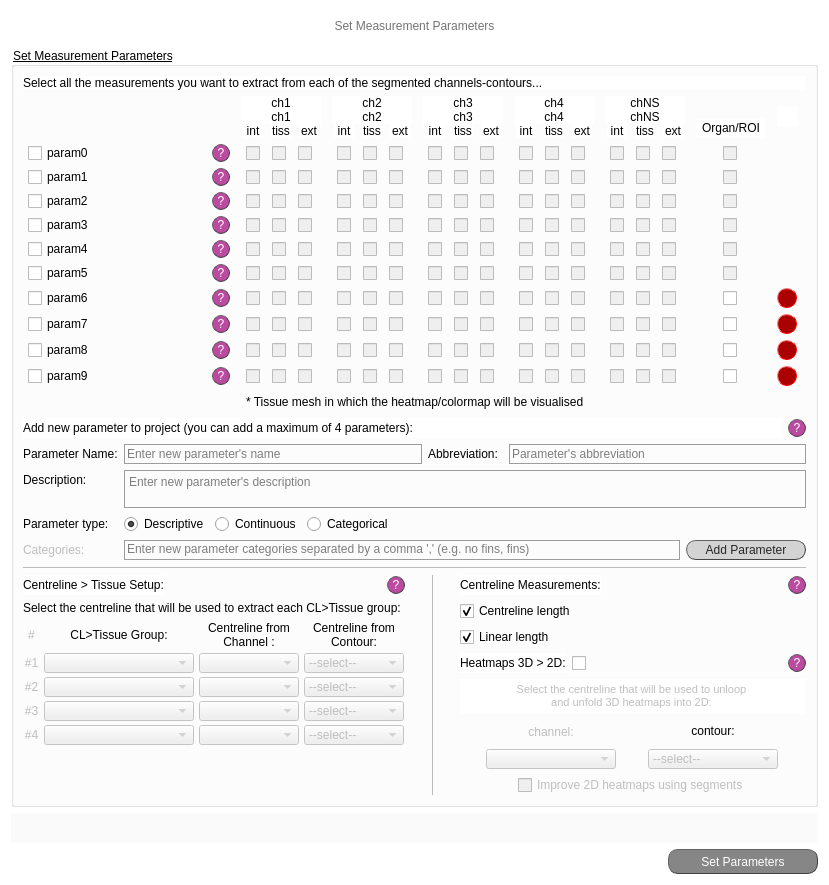
Before: the Qt Designer form src/gui/ui/set_meas_screen.ui in jsanchez679/morphoHeart, drawn with Qt 5.
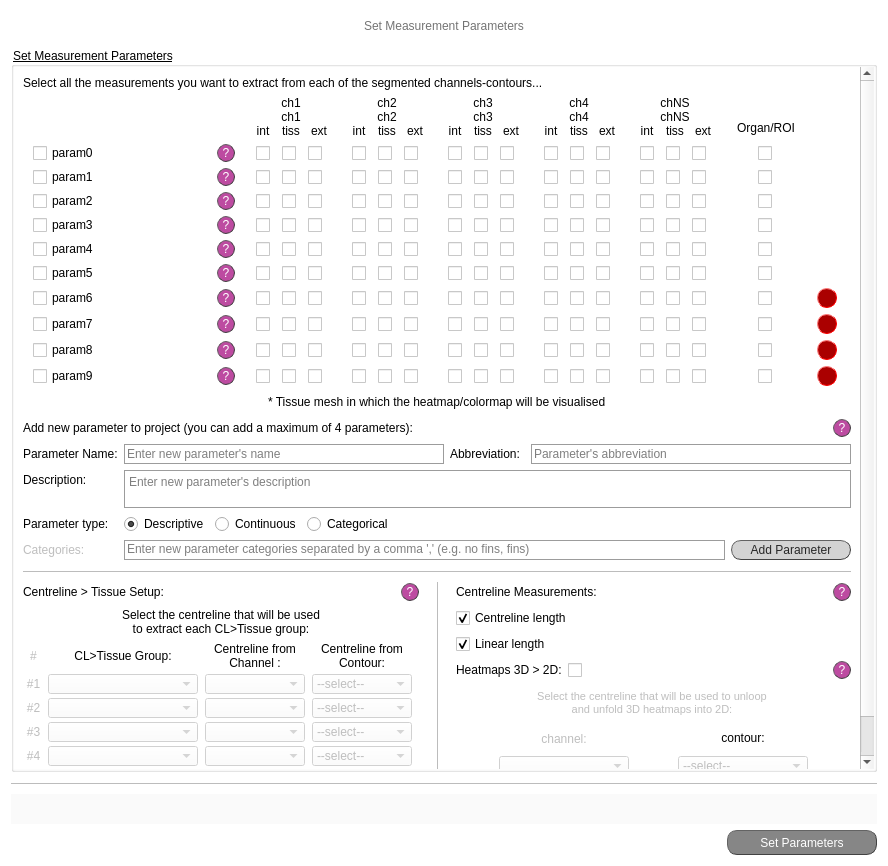
After: the same form once the commit is applied.

Diff of the .ui file:
```diff
--- a/src/gui/ui/set_meas_screen.ui
+++ b/src/gui/ui/set_meas_screen.ui
@@ -6,10 +6,28 @@
    <rect>
     <x>0</x>
     <y>0</y>
-    <width>829</width>
-    <height>885</height>
+    <width>888</width>
+    <height>866</height>
    </rect>
   </property>
+  <property name="sizePolicy">
+   <sizepolicy hsizetype="Fixed" vsizetype="Preferred">
+    <horstretch>0</horstretch>
+    <verstretch>0</verstretch>
+   </sizepolicy>
+  </property>
+  <property name="minimumSize">
+   <size>
+    <width>888</width>
+    <height>0</height>
+   </size>
+  </property>
+  <property name="maximumSize">
+   <size>
+    <width>888</width>
+    <height>16777215</height>
+   </size>
+  </property>
   <property name="windowTitle">
    <string>Dialog</string>
   </property>
@@ -93,7 +111,7 @@
       <bool>true</bool>
      </property>
      <property name="sizePolicy">
-      <sizepolicy hsizetype="Expanding" vsizetype="Expanding">
+      <sizepolicy hsizetype="Expanding" vsizetype="MinimumExpanding">
        <horstretch>0</horstretch>
        <verstretch>0</verstretch>
       </sizepolicy>
@@ -101,7 +119,7 @@
      <property name="minimumSize">
       <size>
        <width>0</width>
-       <height>760</height>
+       <height>0</height>
       </size>
      </property>
      <property name="maximumSize">
@@ -117,6 +135,74 @@
      <property name="title">
       <string>Set Measurement Parameters</string>
      </property>
+     <property name="alignment">
+      <set>Qt::AlignLeading|Qt::AlignLeft|Qt::AlignVCenter</set>
+     </property>
+     <layout class="QVBoxLayout" name="verticalLayout_6">
+      <property name="leftMargin">
+       <number>0</number>
+      </property>
+      <property name="topMargin">
+       <number>0</number>
+      </property>
+      <property name="rightMargin">
+       <number>0</number>
+      </property>
+      <property name="bottomMargin">
+       <number>0</number>
+      </property>
+      <item>
+       <widget class="QScrollArea" name="scrollArea">
+        <property name="styleSheet">
+         <string notr="true">QWidget{background-color: rgb(255, 255, 255);}
+
+/* Horizontal*/
+QScrollBar:horizontal {
+	background-color: rgb(255, 255, 255);
+  	height: 12px;
+}
+
+QScrollBar::handle:horizontal {
+	background-color: rgb(162, 0, 122);
+	min-width: 30px;
+	border-radius: 6px;
+}
+
+QScrollBar::handle:horizontal:hover {
+	background-color:rgb(0, 0, 0);
+}
+
+/* Vertical*/
+QScrollBar:vertical {
+	background-color: rgb(255, 255, 255);
+  	width: 12px;
+}
+
+QScrollBar::handle:vertical {
+	background-color: rgb(162, 0, 122);
+	min-height: 30px;
+	border-radius: 6px;
+}
+
+QScrollBar::handle:vertical:hover {
+	background-color:rgb(0, 0, 0);
+}</string>
+        </property>
+        <property name="frameShape">
+         <enum>QFrame::NoFrame</enum>
+        </property>
+        <property name="widgetResizable">
+         <bool>true</bool>
+        </property>
+        <widget class="QWidget" name="scrollAreaWidgetContents">
+         <property name="geometry">
+          <rect>
+           <x>0</x>
+           <y>0</y>
+           <width>851</width>
+           <height>815</height>
+          </rect>
+         </property>
      <layout class="QVBoxLayout" name="verticalLayout_5">
       <item>
        <widget class="QLabel" name="lab_no_ch_10">
@@ -10003,6 +10089,12 @@
       </item>
       <item>
        <widget class="Line" name="line_7">
+            <property name="minimumSize">
+             <size>
+              <width>0</width>
+              <height>10</height>
+             </size>
+            </property>
         <property name="styleSheet">
          <string notr="true">color:rgb(188, 188, 188)</string>
         </property>
@@ -10103,7 +10195,11 @@
              <string notr="true">font: 25 10pt &quot;Calibri Light&quot;;</string>
             </property>
             <property name="text">
-             <string>Select the centreline that will be used to extract each CL&gt;Tissue group: </string>
+                 <string>Select the centreline that will be used
+ to extract each CL&gt;Tissue group: </string>
+                </property>
+                <property name="alignment">
+                 <set>Qt::AlignCenter</set>
             </property>
            </widget>
           </item>
@@ -10763,21 +10859,6 @@
               </item>
              </layout>
             </item>
-            <item>
-             <spacer name="verticalSpacer_5">
-              <property name="orientation">
-               <enum>Qt::Vertical</enum>
-              </property>
-              <property name="sizeHint" stdset="0">
-               <size>
-                <width>20</width>
-                <height>40</height>
-               </size>
-              </property>
-             </spacer>
-            </item>
-           </layout>
-          </item>
          </layout>
         </item>
         <item>
@@ -10793,6 +10874,40 @@
           </property>
          </spacer>
         </item>
+             </layout>
+            </item>
+            <item>
+             <widget class="QLabel" name="label_sect_ch4">
+              <property name="sizePolicy">
+               <sizepolicy hsizetype="Fixed" vsizetype="Fixed">
+                <horstretch>0</horstretch>
+                <verstretch>0</verstretch>
+               </sizepolicy>
+              </property>
+              <property name="minimumSize">
+               <size>
+                <width>0</width>
+                <height>0</height>
+               </size>
+              </property>
+              <property name="maximumSize">
+               <size>
+                <width>5</width>
+                <height>16777215</height>
+               </size>
+              </property>
+              <property name="styleSheet">
+               <string notr="true">font: 25 9pt &quot;Calibri Light&quot;;
+background-color: rgb(255, 255, 255);</string>
+              </property>
+              <property name="text">
+               <string/>
+              </property>
+              <property name="alignment">
+               <set>Qt::AlignCenter</set>
+              </property>
+             </widget>
+            </item>
         <item>
          <widget class="Line" name="line_6">
           <property name="styleSheet">
@@ -10810,17 +10925,36 @@
          </widget>
         </item>
         <item>
-         <spacer name="verticalSpacer_2">
-          <property name="orientation">
-           <enum>Qt::Vertical</enum>
-          </property>
-          <property name="sizeHint" stdset="0">
+             <widget class="QLabel" name="label_sect_ch4_2">
+              <property name="sizePolicy">
+               <sizepolicy hsizetype="Fixed" vsizetype="Fixed">
+                <horstretch>0</horstretch>
+                <verstretch>0</verstretch>
+               </sizepolicy>
+              </property>
+              <property name="minimumSize">
            <size>
-            <width>20</width>
-            <height>40</height>
-           </size>
-          </property>
-         </spacer>
+                <width>0</width>
+                <height>0</height>
+               </size>
+              </property>
+              <property name="maximumSize">
+               <size>
+                <width>5</width>
+                <height>16777215</height>
+               </size>
+              </property>
+              <property name="styleSheet">
+               <string notr="true">font: 25 9pt &quot;Calibri Light&quot;;
+background-color: rgb(255, 255, 255);</string>
+              </property>
+              <property name="text">
+               <string/>
+              </property>
+              <property name="alignment">
+               <set>Qt::AlignCenter</set>
+              </property>
+             </widget>
         </item>
         <item>
          <layout class="QVBoxLayout" name="verticalLayout_3">
@@ -11298,6 +11432,32 @@
        </layout>
       </item>
      </layout>
+        </widget>
+       </widget>
+      </item>
+     </layout>
+    </widget>
+   </item>
+   <item>
+    <widget class="Line" name="line_8">
+     <property name="minimumSize">
+      <size>
+       <width>0</width>
+       <height>10</height>
+      </size>
+     </property>
+     <property name="styleSheet">
+      <string notr="true">color:rgb(188, 188, 188)</string>
+     </property>
+     <property name="frameShadow">
+      <enum>QFrame::Plain</enum>
+     </property>
+     <property name="midLineWidth">
+      <number>2</number>
+     </property>
+     <property name="orientation">
+      <enum>Qt::Horizontal</enum>
+     </property>
     </widget>
    </item>
    <item>
```
Lines whose indentation alone changed are shown as unchanged.
